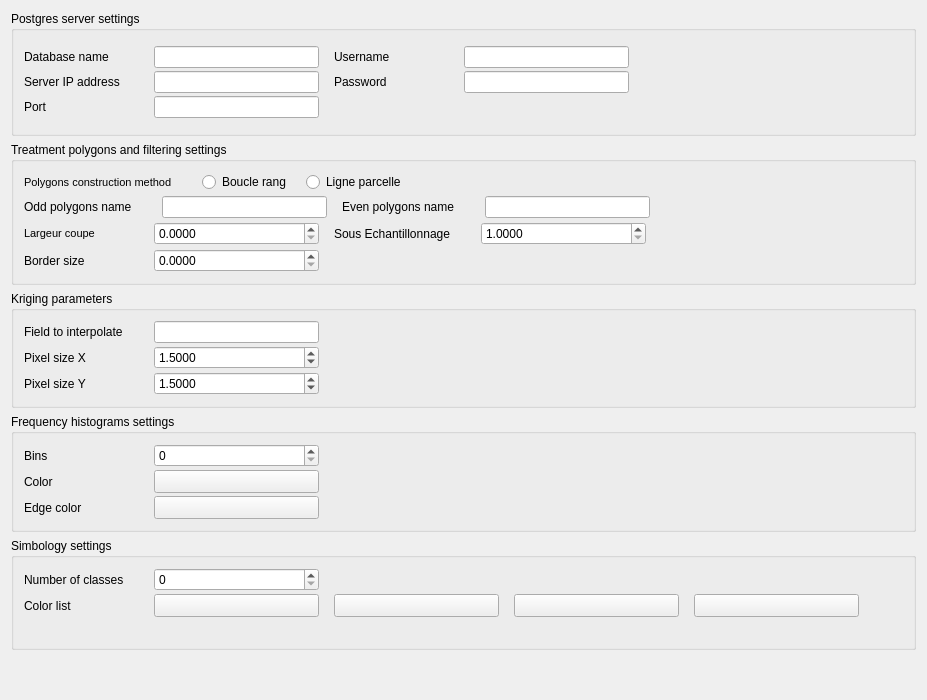
Old version of the form gui/settings/options_settings_dlg_base.ui in the repository franciscocamellon/lallemand_plant_care.
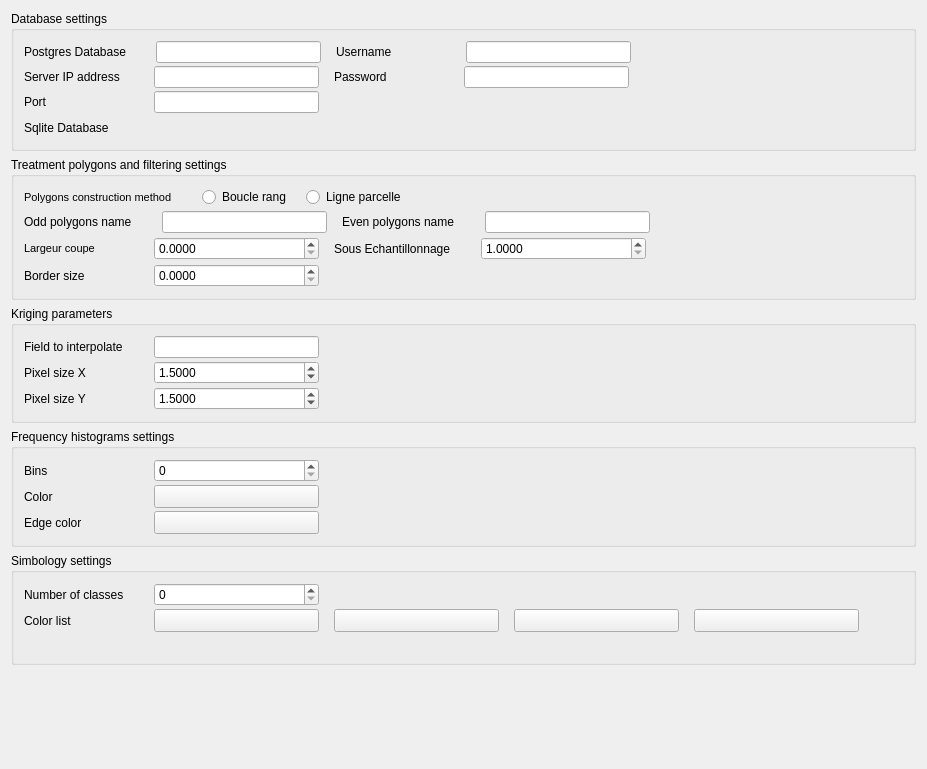
New version of the form. Custom widgets are drawn as their Qt base class.

```diff
--- a/gui/settings/options_settings_dlg_base.ui
+++ b/gui/settings/options_settings_dlg_base.ui
@@ -7,7 +7,7 @@
     <x>0</x>
     <y>0</y>
     <width>927</width>
-    <height>700</height>
+    <height>769</height>
    </rect>
   </property>
   <property name="windowTitle">
@@ -312,7 +312,7 @@
       </size>
      </property>
      <property name="title">
-      <string>Postgres server settings</string>
+      <string>Database settings</string>
      </property>
      <layout class="QVBoxLayout" name="verticalLayout">
       <property name="spacing">
@@ -352,7 +352,7 @@
              <string notr="true">font: 8pt &quot;MS Shell Dlg 2&quot;;</string>
             </property>
             <property name="text">
-             <string>Database name</string>
+             <string>Postgres Database</string>
             </property>
            </widget>
           </item>
@@ -687,6 +687,68 @@
         </item>
        </layout>
       </item>
+      <item>
+       <layout class="QVBoxLayout" name="verticalLayout_11">
+        <property name="spacing">
+         <number>3</number>
+        </property>
+        <item>
+         <layout class="QHBoxLayout" name="horizontalLayout_25">
+          <property name="spacing">
+           <number>0</number>
+          </property>
+          <item>
+           <widget class="QLabel" name="databaseNameLabel_3">
+            <property name="minimumSize">
+             <size>
+              <width>100</width>
+              <height>0</height>
+             </size>
+            </property>
+            <property name="styleSheet">
+             <string notr="true">font: 8pt &quot;MS Shell Dlg 2&quot;;</string>
+            </property>
+            <property name="text">
+             <string>Sqlite Database</string>
+            </property>
+           </widget>
+          </item>
+          <item>
+           <spacer name="horizontalSpacer_44">
+            <property name="orientation">
+             <enum>Qt::Horizontal</enum>
+            </property>
+            <property name="sizeType">
+             <enum>QSizePolicy::Fixed</enum>
+            </property>
+            <property name="sizeHint" stdset="0">
+             <size>
+              <width>30</width>
+              <height>20</height>
+             </size>
+            </property>
+           </spacer>
+          </item>
+          <item>
+           <widget class="QgsFileWidget" name="sqliteFileWidget"/>
+          </item>
+          <item>
+           <spacer name="horizontalSpacer_45">
+            <property name="orientation">
+             <enum>Qt::Horizontal</enum>
+            </property>
+            <property name="sizeHint" stdset="0">
+             <size>
+              <width>40</width>
+              <height>20</height>
+             </size>
+            </property>
+           </spacer>
+          </item>
+         </layout>
+        </item>
+       </layout>
+      </item>
      </layout>
     </widget>
    </item>
@@ -1743,6 +1805,11 @@
    <extends>QToolButton</extends>
    <header>qgscolorbutton.h</header>
   </customwidget>
+  <customwidget>
+   <class>QgsFileWidget</class>
+   <extends>QWidget</extends>
+   <header>qgsfilewidget.h</header>
+  </customwidget>
  </customwidgets>
  <tabstops>
   <tabstop>mGroupBox</tabstop>
```
